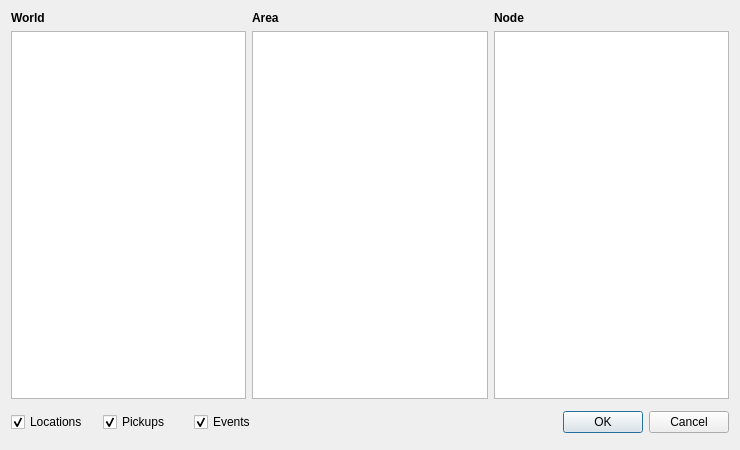
Before: the Qt Designer form randovania/gui/ui_files/area_picker_dialog.ui in randovania/randovania, drawn with Qt 5.
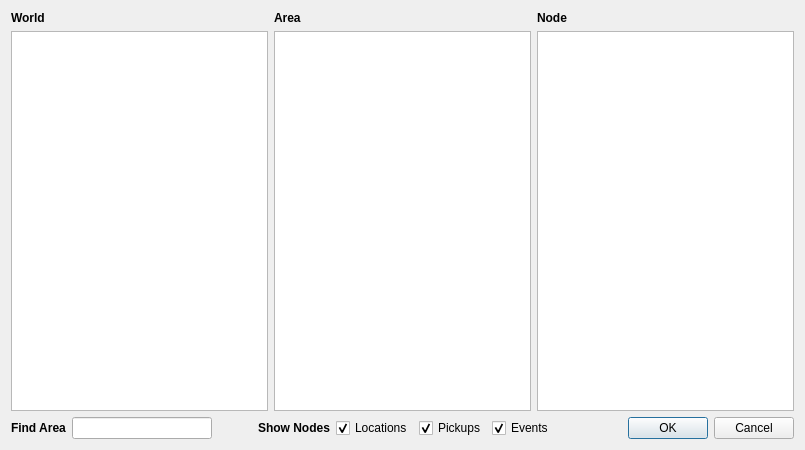
After: the same form once the commit is applied.

Commit message: Refactor Area Picker to use Qt model/view features

```diff
--- a/randovania/gui/ui_files/area_picker_dialog.ui
+++ b/randovania/gui/ui_files/area_picker_dialog.ui
@@ -9,7 +9,7 @@
    <rect>
     <x>0</x>
     <y>0</y>
-    <width>740</width>
+    <width>805</width>
     <height>450</height>
    </rect>
   </property>
@@ -20,32 +20,6 @@
    <bool>true</bool>
   </property>
   <layout class="QGridLayout" name="gridLayout">
-   <item row="1" column="2">
-    <widget class="QListWidget" name="nodeList">
-     <property name="horizontalScrollBarPolicy">
-      <enum>Qt::ScrollBarAlwaysOff</enum>
-     </property>
-     <property name="showDropIndicator" stdset="0">
-      <bool>false</bool>
-     </property>
-     <property name="sortingEnabled">
-      <bool>true</bool>
-     </property>
-    </widget>
-   </item>
-   <item row="1" column="0">
-    <widget class="QListWidget" name="worldList">
-     <property name="horizontalScrollBarPolicy">
-      <enum>Qt::ScrollBarAlwaysOff</enum>
-     </property>
-     <property name="showDropIndicator" stdset="0">
-      <bool>false</bool>
-     </property>
-     <property name="sortingEnabled">
-      <bool>true</bool>
-     </property>
-    </widget>
-   </item>
    <item row="0" column="2">
     <widget class="QLabel" name="nodeLabel">
      <property name="font">
@@ -70,19 +44,6 @@
      </property>
     </widget>
    </item>
-   <item row="1" column="1">
-    <widget class="QListWidget" name="areaList">
-     <property name="horizontalScrollBarPolicy">
-      <enum>Qt::ScrollBarAlwaysOff</enum>
-     </property>
-     <property name="showDropIndicator" stdset="0">
-      <bool>false</bool>
-     </property>
-     <property name="sortingEnabled">
-      <bool>true</bool>
-     </property>
-    </widget>
-   </item>
    <item row="0" column="1">
     <widget class="QLabel" name="areaLabel">
      <property name="font">
@@ -95,29 +56,93 @@
      </property>
     </widget>
    </item>
-   <item row="3" column="2">
-    <widget class="QDialogButtonBox" name="confirmButtonBox">
-     <property name="sizePolicy">
-      <sizepolicy hsizetype="Expanding" vsizetype="Fixed">
-       <horstretch>0</horstretch>
-       <verstretch>0</verstretch>
-      </sizepolicy>
-     </property>
-     <property name="orientation">
-      <enum>Qt::Horizontal</enum>
-     </property>
-     <property name="standardButtons">
-      <set>QDialogButtonBox::Cancel|QDialogButtonBox::Ok</set>
-     </property>
-    </widget>
-   </item>
-   <item row="2" column="0" rowspan="3" colspan="2">
+   <item row="2" column="0" rowspan="3" colspan="3">
     <layout class="QHBoxLayout" name="nodeFiltersLayout">
      <property name="rightMargin">
-      <number>208</number>
+      <number>0</number>
      </property>
+     <item>
+      <widget class="QLabel" name="searchLabel">
+       <property name="sizePolicy">
+        <sizepolicy hsizetype="Fixed" vsizetype="Preferred">
+         <horstretch>0</horstretch>
+         <verstretch>0</verstretch>
+        </sizepolicy>
+       </property>
+       <property name="font">
+        <font>
+         <bold>true</bold>
+        </font>
+       </property>
+       <property name="text">
+        <string>Find Area</string>
+       </property>
+      </widget>
+     </item>
+     <item>
+      <widget class="QLineEdit" name="searchLineEdit">
+       <property name="sizePolicy">
+        <sizepolicy hsizetype="Fixed" vsizetype="Fixed">
+         <horstretch>0</horstretch>
+         <verstretch>0</verstretch>
+        </sizepolicy>
+       </property>
+       <property name="minimumSize">
+        <size>
+         <width>140</width>
+         <height>0</height>
+        </size>
+       </property>
+      </widget>
+     </item>
+     <item>
+      <spacer name="horizontalSpacer">
+       <property name="sizePolicy">
+        <sizepolicy hsizetype="Fixed" vsizetype="Minimum">
+         <horstretch>0</horstretch>
+         <verstretch>0</verstretch>
+        </sizepolicy>
+       </property>
+       <property name="orientation">
+        <enum>Qt::Horizontal</enum>
+       </property>
+       <property name="sizeType">
+        <enum>QSizePolicy::Fixed</enum>
+       </property>
+       <property name="sizeHint" stdset="0">
+        <size>
+         <width>40</width>
+         <height>20</height>
+        </size>
+       </property>
+      </spacer>
+     </item>
+     <item>
+      <widget class="QLabel" name="filterLabel">
+       <property name="sizePolicy">
+        <sizepolicy hsizetype="Fixed" vsizetype="Preferred">
+         <horstretch>0</horstretch>
+         <verstretch>0</verstretch>
+        </sizepolicy>
+       </property>
+       <property name="font">
+        <font>
+         <bold>true</bold>
+        </font>
+       </property>
+       <property name="text">
+        <string>Show Nodes</string>
+       </property>
+      </widget>
+     </item>
      <item>
       <widget class="QCheckBox" name="locationsCheckBox">
+       <property name="sizePolicy">
+        <sizepolicy hsizetype="Fixed" vsizetype="Fixed">
+         <horstretch>0</horstretch>
+         <verstretch>0</verstretch>
+        </sizepolicy>
+       </property>
        <property name="text">
         <string>Locations</string>
        </property>
@@ -128,6 +153,12 @@
      </item>
      <item>
       <widget class="QCheckBox" name="pickupsCheckBox">
+       <property name="sizePolicy">
+        <sizepolicy hsizetype="Fixed" vsizetype="Fixed">
+         <horstretch>0</horstretch>
+         <verstretch>0</verstretch>
+        </sizepolicy>
+       </property>
        <property name="text">
         <string>Pickups</string>
        </property>
@@ -138,6 +169,12 @@
      </item>
      <item>
       <widget class="QCheckBox" name="eventsCheckBox">
+       <property name="sizePolicy">
+        <sizepolicy hsizetype="Fixed" vsizetype="Fixed">
+         <horstretch>0</horstretch>
+         <verstretch>0</verstretch>
+        </sizepolicy>
+       </property>
        <property name="text">
         <string>Events</string>
        </property>
@@ -146,8 +183,85 @@
        </property>
       </widget>
      </item>
+     <item>
+      <spacer name="horizontalSpacer_2">
+       <property name="orientation">
+        <enum>Qt::Horizontal</enum>
+       </property>
+       <property name="sizeType">
+        <enum>QSizePolicy::Expanding</enum>
+       </property>
+       <property name="sizeHint" stdset="0">
+        <size>
+         <width>200</width>
+         <height>20</height>
+        </size>
+       </property>
+      </spacer>
+     </item>
+     <item>
+      <widget class="QDialogButtonBox" name="confirmButtonBox">
+       <property name="sizePolicy">
+        <sizepolicy hsizetype="Fixed" vsizetype="Fixed">
+         <horstretch>0</horstretch>
+         <verstretch>0</verstretch>
+        </sizepolicy>
+       </property>
+       <property name="minimumSize">
+        <size>
+         <width>0</width>
+         <height>0</height>
+        </size>
+       </property>
+       <property name="orientation">
+        <enum>Qt::Horizontal</enum>
+       </property>
+       <property name="standardButtons">
+        <set>QDialogButtonBox::Cancel|QDialogButtonBox::Ok</set>
+       </property>
+      </widget>
+     </item>
     </layout>
    </item>
+   <item row="1" column="0">
+    <widget class="QListView" name="worldList">
+     <property name="horizontalScrollBarPolicy">
+      <enum>Qt::ScrollBarAlwaysOff</enum>
+     </property>
+     <property name="showDropIndicator" stdset="0">
+      <bool>false</bool>
+     </property>
+     <property name="alternatingRowColors">
+      <bool>true</bool>
+     </property>
+    </widget>
+   </item>
+   <item row="1" column="1">
+    <widget class="QListView" name="areaList">
+     <property name="horizontalScrollBarPolicy">
+      <enum>Qt::ScrollBarAlwaysOff</enum>
+     </property>
+     <property name="showDropIndicator" stdset="0">
+      <bool>false</bool>
+     </property>
+     <property name="alternatingRowColors">
+      <bool>true</bool>
+     </property>
+    </widget>
+   </item>
+   <item row="1" column="2">
+    <widget class="QListView" name="nodeList">
+     <property name="horizontalScrollBarPolicy">
+      <enum>Qt::ScrollBarAlwaysOff</enum>
+     </property>
+     <property name="showDropIndicator" stdset="0">
+      <bool>false</bool>
+     </property>
+     <property name="alternatingRowColors">
+      <bool>true</bool>
+     </property>
+    </widget>
+   </item>
   </layout>
  </widget>
  <resources/>
```
The commit also changes 2 other files.
